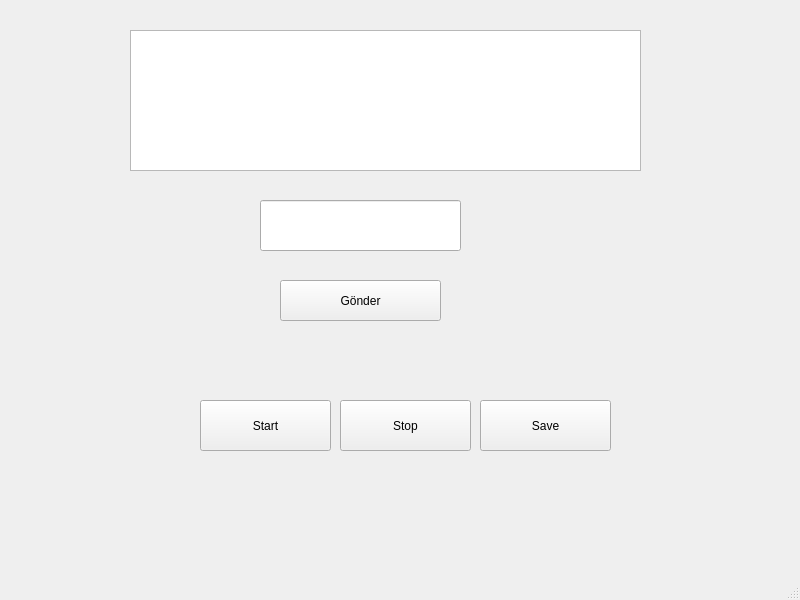
First picture: the form in src/mainwindow.ui, repository halilcanoksuz66/Multicast, before the edit.
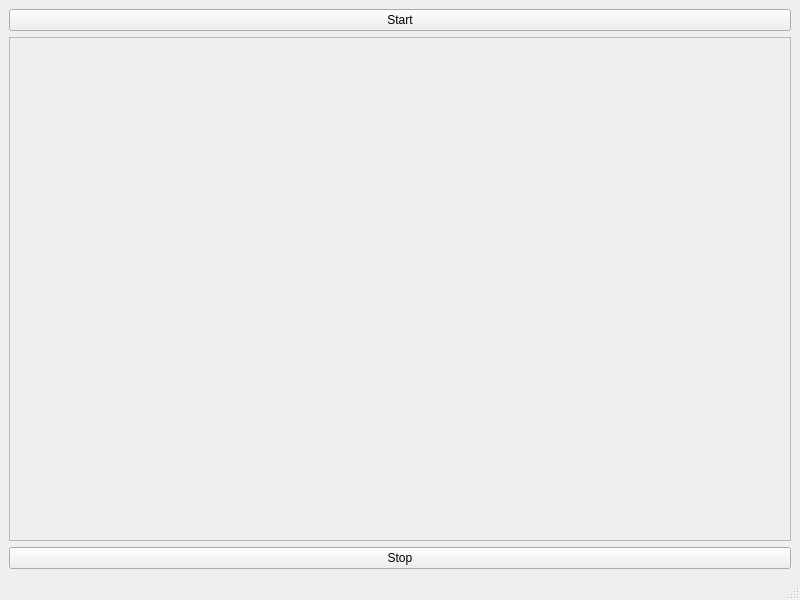
Second picture: the form after the edit.

Commit message:
Removed message sending; implemented audio data transmission
Proje de mesaj gönderme olayı kaldırılıp yerine ses gönderme eklendi.
Şuanda başarıyla debugda datayı alabiliyoruz.

Patch:
```diff
--- a/src/mainwindow.ui
+++ b/src/mainwindow.ui
@@ -14,81 +14,29 @@
    <string>MainWindow</string>
   </property>
   <widget class="QWidget" name="centralwidget">
-   <widget class="QTextEdit" name="messageDisplay">
-    <property name="geometry">
-     <rect>
-      <x>130</x>
-      <y>30</y>
-      <width>511</width>
-      <height>141</height>
-     </rect>
-    </property>
-    <property name="readOnly">
-     <bool>true</bool>
-    </property>
-   </widget>
-   <widget class="QPushButton" name="sendButton">
-    <property name="geometry">
-     <rect>
-      <x>280</x>
-      <y>280</y>
-      <width>161</width>
-      <height>41</height>
-     </rect>
-    </property>
-    <property name="text">
-     <string>Gönder</string>
-    </property>
-   </widget>
-   <widget class="QLineEdit" name="messageInput">
-    <property name="geometry">
-     <rect>
-      <x>260</x>
-      <y>200</y>
-      <width>201</width>
-      <height>51</height>
-     </rect>
-    </property>
-   </widget>
-   <widget class="QPushButton" name="startButton">
-    <property name="geometry">
-     <rect>
-      <x>200</x>
-      <y>400</y>
-      <width>131</width>
-      <height>51</height>
-     </rect>
-    </property>
-    <property name="text">
-     <string>Start</string>
-    </property>
-   </widget>
-   <widget class="QPushButton" name="stopButton">
-    <property name="geometry">
-     <rect>
-      <x>340</x>
-      <y>400</y>
-      <width>131</width>
-      <height>51</height>
-     </rect>
-    </property>
-    <property name="text">
-     <string>Stop</string>
-    </property>
-   </widget>
-   <widget class="QPushButton" name="saveButton">
-    <property name="geometry">
-     <rect>
-      <x>480</x>
-      <y>400</y>
-      <width>131</width>
-      <height>51</height>
-     </rect>
-    </property>
-    <property name="text">
-     <string>Save</string>
-    </property>
-   </widget>
+   <layout class="QVBoxLayout" name="verticalLayout">
+    <item>
+     <widget class="QPushButton" name="startButton">
+      <property name="text">
+       <string>Start</string>
+      </property>
+     </widget>
+    </item>
+    <item>
+     <widget class="QTextEdit" name="status">
+      <property name="enabled">
+       <bool>false</bool>
+      </property>
+     </widget>
+    </item>
+    <item>
+     <widget class="QPushButton" name="stopButton">
+      <property name="text">
+       <string>Stop</string>
+      </property>
+     </widget>
+    </item>
+   </layout>
   </widget>
   <widget class="QMenuBar" name="menubar">
    <property name="geometry">
```
Left out of the diff: 14 changed lines with no effect on the pictures. The commit also changes 48 other files.
